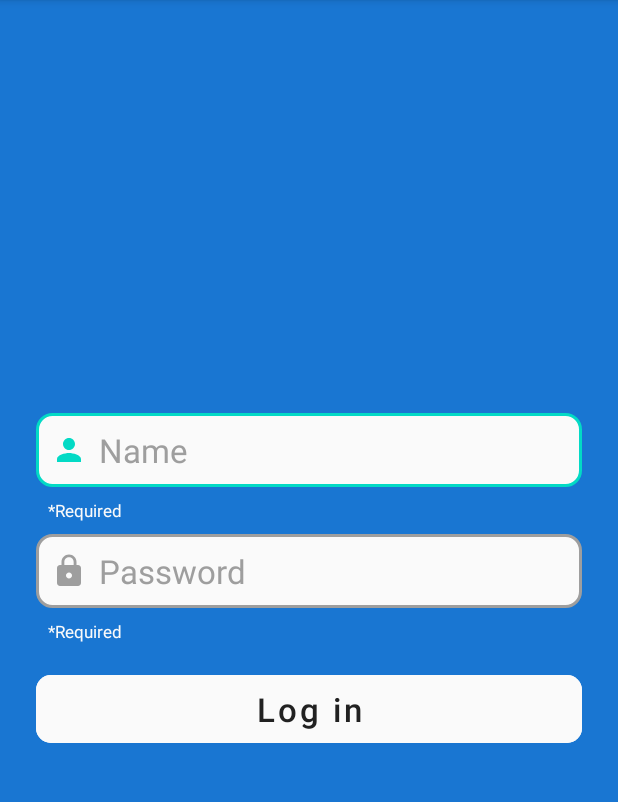
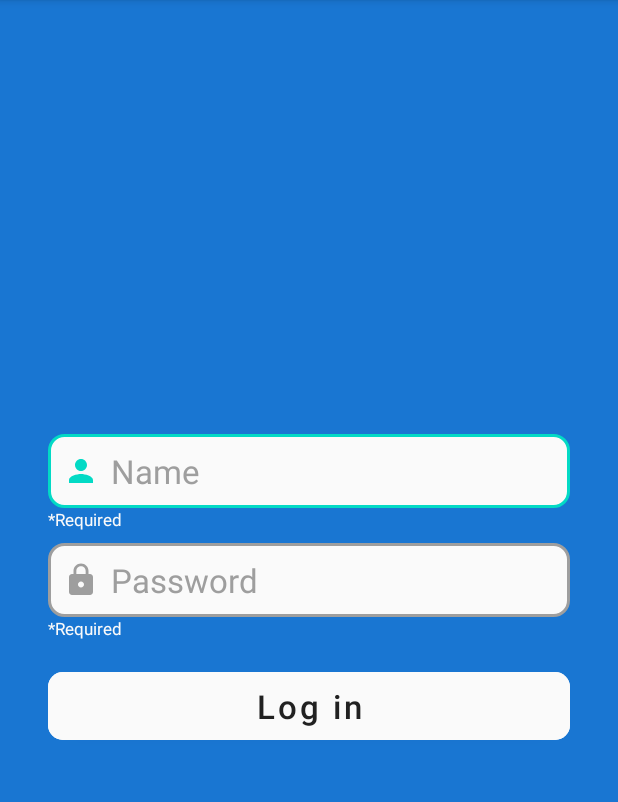
Before and after one commit to hubinsord/LogInSimulator, an Android app: the screen it shows after launch (MainActivity), on a phone screen of 412 x 824 dp, the part 84-886 px from its top. Run offline under Robolectric (Android 15) with nearby library versions, the phone set to English and light mode, and no system bars; our stand-ins replace Dagger/Hilt's generated code, data binding.

Commit message:
support: fixed fragment_dashboard.xml display in landscape mode, simplified fragment_log_in.xml

```diff
--- a/app/src/main/res/layout/fragment_dashboard.xml
+++ b/app/src/main/res/layout/fragment_dashboard.xml
@@ -64,9 +64,9 @@
             android:textSize="22sp"
             app:layout_constraintBottom_toBottomOf="parent"
             app:layout_constraintEnd_toEndOf="parent"
-            app:layout_constraintHorizontal_bias="0.5"
+            app:layout_constraintVertical_bias="0.4"
             app:layout_constraintStart_toStartOf="parent"
-            app:layout_constraintTop_toTopOf="parent" />
+            app:layout_constraintTop_toBottomOf="@+id/tv_user_name" />
 
 
     </androidx.constraintlayout.widget.ConstraintLayout>
--- a/app/src/main/res/layout/fragment_log_in.xml
+++ b/app/src/main/res/layout/fragment_log_in.xml
@@ -17,48 +17,47 @@
         android:background="@color/white"
         android:backgroundTint="@color/blue_700">
 
-        <LinearLayout
-            android:layout_width="match_parent"
-            android:layout_height="wrap_content"
-            android:layout_marginHorizontal="24dp"
-            android:orientation="vertical"
-            app:layout_constraintBottom_toBottomOf="parent"
-            app:layout_constraintEnd_toEndOf="parent"
-            app:layout_constraintHorizontal_bias="0.5"
-            app:layout_constraintStart_toStartOf="parent"
-            app:layout_constraintTop_toTopOf="parent">
-
         <EditText
             android:id="@+id/et_user_name"
-                android:layout_width="match_parent"
+            android:layout_width="0dp"
             android:layout_height="wrap_content"
+            android:layout_marginHorizontal="32dp"
             android:layout_marginVertical="8dp"
             android:background="@drawable/edit_text_log_in"
+            android:digits="ABCDEFGHIJKLMNOPQRSTUVWXYZabcdefghijklmnopqrstuvwxyz1234567890"
             android:drawableStart="@drawable/state_ic_person"
             android:drawablePadding="8dp"
             android:hint="@string/log_in_til_user_name"
-                android:digits="ABCDEFGHIJKLMNOPQRSTUVWXYZabcdefghijklmnopqrstuvwxyz1234567890"
             android:inputType="textFilter"
             android:maxLength="20"
             android:padding="10dp"
             android:text="@={viewModel.userName}"
             android:textColor="@color/grey_900"
             android:textColorHint="@color/grey_500"
-                android:textSize="22sp" />
+            android:textSize="22sp"
+            app:layout_constraintBottom_toBottomOf="parent"
+            app:layout_constraintEnd_toEndOf="parent"
+            app:layout_constraintVertical_bias="0.4"
+            app:layout_constraintStart_toStartOf="parent"
+            app:layout_constraintTop_toTopOf="parent" />
 
         <TextView
             android:id="@+id/tv_user_name_validation"
-                android:layout_width="wrap_content"
+            android:layout_width="0dp"
             android:layout_height="wrap_content"
-                android:layout_marginStart="8dp"
+            android:layout_marginHorizontal="32dp"
             android:text="@string/log_in_required"
             android:textColor="@color/grey_50"
-                android:textSize="11sp" />
+            android:textSize="11sp"
+            app:layout_constraintEnd_toEndOf="parent"
+            app:layout_constraintStart_toStartOf="parent"
+            app:layout_constraintTop_toBottomOf="@id/et_user_name" />
 
         <EditText
             android:id="@+id/et_password"
-                android:layout_width="match_parent"
+            android:layout_width="0dp"
             android:layout_height="wrap_content"
+            android:layout_marginHorizontal="32dp"
             android:layout_marginVertical="8dp"
             android:background="@drawable/edit_text_log_in"
             android:drawableStart="@drawable/state_ic_lock"
@@ -69,31 +68,40 @@
             android:text="@={viewModel.password}"
             android:textColor="@color/grey_900"
             android:textColorHint="@color/grey_500"
-                android:textSize="22sp" />
+            android:textSize="22sp"
+            app:layout_constraintEnd_toEndOf="parent"
+            app:layout_constraintStart_toStartOf="parent"
+            app:layout_constraintTop_toBottomOf="@id/tv_user_name_validation" />
 
         <TextView
             android:id="@+id/tv_password_validation"
-                android:layout_width="wrap_content"
+            android:layout_width="0dp"
             android:layout_height="wrap_content"
-                android:layout_marginStart="8dp"
+            android:layout_marginHorizontal="32dp"
             android:text="@string/log_in_required"
             android:textColor="@color/grey_50"
-                android:textSize="11sp" />
+            android:textSize="11sp"
+            app:layout_constraintEnd_toEndOf="parent"
+            app:layout_constraintStart_toStartOf="parent"
+            app:layout_constraintTop_toBottomOf="@id/et_password" />
 
         <com.google.android.material.button.MaterialButton
             android:id="@+id/btn_log_in"
-                android:layout_width="match_parent"
+            android:layout_width="0dp"
             android:layout_height="wrap_content"
+            android:layout_marginHorizontal="32dp"
             android:layout_marginTop="15dp"
             android:backgroundTint="@color/grey_50"
+            android:padding="8dp"
             android:text="@string/log_in_btn_log_in"
-                app:cornerRadius="10dp"
-                android:padding="8dp"
             android:textAllCaps="false"
             android:textColor="@color/grey_900"
-                android:textSize="22sp" />
+            android:textSize="22sp"
+            app:cornerRadius="10dp"
+            app:layout_constraintEnd_toEndOf="parent"
+            app:layout_constraintStart_toStartOf="parent"
+            app:layout_constraintTop_toBottomOf="@id/tv_password_validation" />
 
-        </LinearLayout>
 
     </androidx.constraintlayout.widget.ConstraintLayout>
 </layout>
```
Lines whose indentation alone changed are shown as unchanged.
